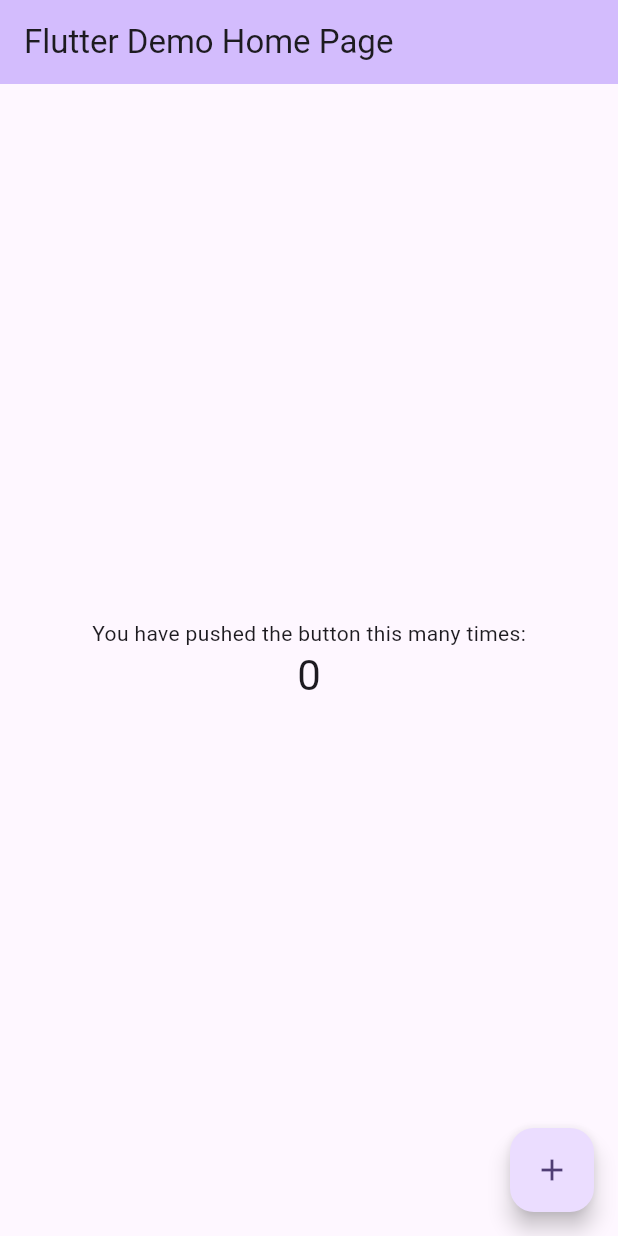
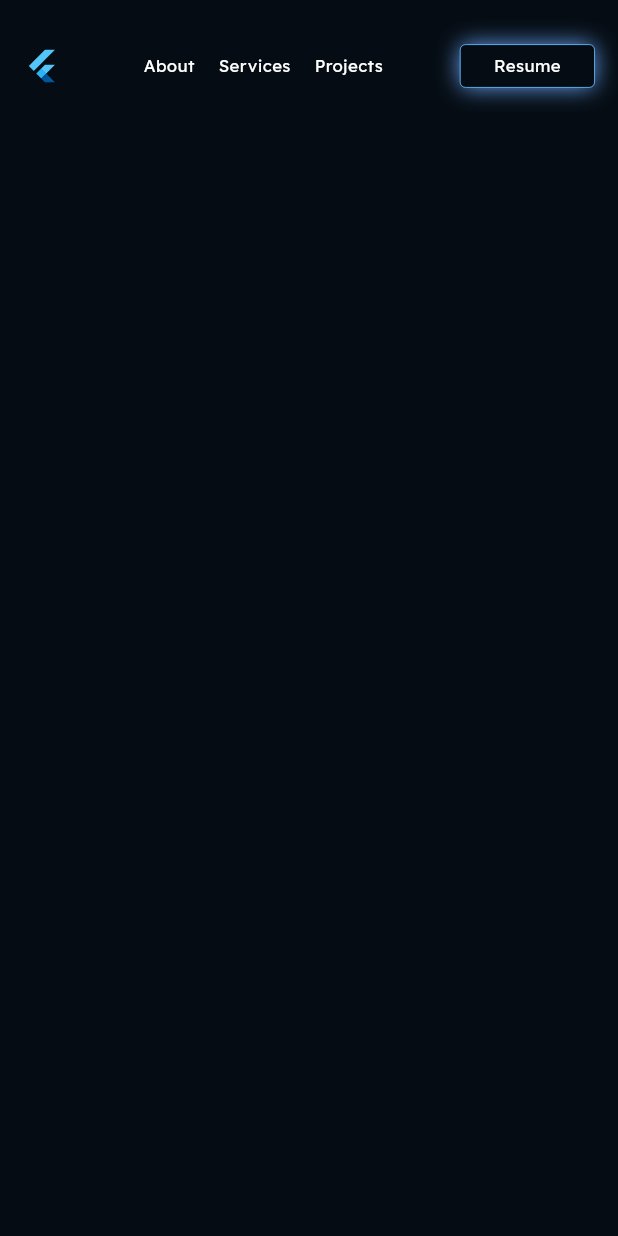
Before and after one commit to abdulmalek9/my_portfolio, a Flutter app: the screen it shows after launch, on a phone screen of 412 x 824 dp. Run offline on Flutter 3.47's test engine with Material 3 defaults, Android fonts, the phone set to English and light mode, and no system bars.

Commit message:
adding font and start building mobile layout

```diff
--- /dev/null
+++ b/lib/home_page.dart
@@ -0,0 +1,19 @@
+import 'package:flutter/material.dart';
+import 'package:my_portfolio/adaptive_layout.dart';
+import 'package:my_portfolio/layouts/mobile_layout.dart';
+
+class HomePage extends StatelessWidget {
+  const HomePage({super.key});
+
+  @override
+  Widget build(BuildContext context) {
+    return Scaffold(
+      backgroundColor: const Color(0xff050C13),
+      body: AdaptiveLayout(
+        mobileWidget: (context) => const MobileLayout(),
+        tabletWidget: (context) => const SizedBox(),
+        desktopWidgt: (context) => const SizedBox(),
+      ),
+    );
+  }
+}
--- /dev/null
+++ b/lib/layouts/mobile_layout.dart
@@ -0,0 +1,18 @@
+import 'package:flutter/material.dart';
+import 'package:my_portfolio/mobile_widget/mobile_header.dart';
+
+class MobileLayout extends StatelessWidget {
+  const MobileLayout({super.key});
+
+  @override
+  Widget build(BuildContext context) {
+    return Padding(
+      padding: const EdgeInsets.only(top: 30.0),
+      child: ListView(
+        children: const [
+          Expanded(child: MobileHeader()),
+        ],
+      ),
+    );
+  }
+}
--- a/lib/main.dart
+++ b/lib/main.dart
@@ -1,125 +1,18 @@
 import 'package:flutter/material.dart';
+import 'package:my_portfolio/home_page.dart';
 
 void main() {
-  runApp(const MyApp());
+  runApp(const MyPortfolio());
 }
 
-class MyApp extends StatelessWidget {
-  const MyApp({super.key});
+class MyPortfolio extends StatelessWidget {
+  const MyPortfolio({super.key});
 
-  // This widget is the root of your application.
   @override
   Widget build(BuildContext context) {
-    return MaterialApp(
-      title: 'Flutter Demo',
-      theme: ThemeData(
-        // This is the theme of your application.
-        //
-        // TRY THIS: Try running your application with "flutter run". You'll see
-        // the application has a purple toolbar. Then, without quitting the app,
-        // try changing the seedColor in the colorScheme below to Colors.green
-        // and then invoke "hot reload" (save your changes or press the "hot
-        // reload" button in a Flutter-supported IDE, or press "r" if you used
-        // the command line to start the app).
-        //
-        // Notice that the counter didn't reset back to zero; the application
-        // state is not lost during the reload. To reset the state, use hot
-        // restart instead.
-        //
-        // This works for code too, not just values: Most code changes can be
-        // tested with just a hot reload.
-        colorScheme: ColorScheme.fromSeed(seedColor: Colors.deepPurple),
-        useMaterial3: true,
-      ),
-      home: const MyHomePage(title: 'Flutter Demo Home Page'),
+    return const MaterialApp(
+      debugShowCheckedModeBanner: false,
+      home: HomePage(),
     );
   }
 }
-
-class MyHomePage extends StatefulWidget {
-  const MyHomePage({super.key, required this.title});
-
-  // This widget is the home page of your application. It is stateful, meaning
-  // that it has a State object (defined below) that contains fields that affect
-  // how it looks.
-
-  // This class is the configuration for the state. It holds the values (in this
-  // case the title) provided by the parent (in this case the App widget) and
-  // used by the build method of the State. Fields in a Widget subclass are
-  // always marked "final".
-
-  final String title;
-
-  @override
-  State<MyHomePage> createState() => _MyHomePageState();
-}
-
-class _MyHomePageState extends State<MyHomePage> {
-  int _counter = 0;
-
-  void _incrementCounter() {
-    setState(() {
-      // This call to setState tells the Flutter framework that something has
-      // changed in this State, which causes it to rerun the build method below
-      // so that the display can reflect the updated values. If we changed
-      // _counter without calling setState(), then the build method would not be
-      // called again, and so nothing would appear to happen.
-      _counter++;
-    });
-  }
-
-  @override
-  Widget build(BuildContext context) {
-    // This method is rerun every time setState is called, for instance as done
-    // by the _incrementCounter method above.
-    //
-    // The Flutter framework has been optimized to make rerunning build methods
-    // fast, so that you can just rebuild anything that needs updating rather
-    // than having to individually change instances of widgets.
-    return Scaffold(
-      appBar: AppBar(
-        // TRY THIS: Try changing the color here to a specific color (to
-        // Colors.amber, perhaps?) and trigger a hot reload to see the AppBar
-        // change color while the other colors stay the same.
-        backgroundColor: Theme.of(context).colorScheme.inversePrimary,
-        // Here we take the value from the MyHomePage object that was created by
-        // the App.build method, and use it to set our appbar title.
-        title: Text(widget.title),
-      ),
-      body: Center(
-        // Center is a layout widget. It takes a single child and positions it
-        // in the middle of the parent.
-        child: Column(
-          // Column is also a layout widget. It takes a list of children and
-          // arranges them vertically. By default, it sizes itself to fit its
-          // children horizontally, and tries to be as tall as its parent.
-          //
-          // Column has various properties to control how it sizes itself and
-          // how it positions its children. Here we use mainAxisAlignment to
-          // center the children vertically; the main axis here is the vertical
-          // axis because Columns are vertical (the cross axis would be
-          // horizontal).
-          //
-          // TRY THIS: Invoke "debug painting" (choose the "Toggle Debug Paint"
-          // action in the IDE, or press "p" in the console), to see the
-          // wireframe for each widget.
-          mainAxisAlignment: MainAxisAlignment.center,
-          children: <Widget>[
-            const Text(
-              'You have pushed the button this many times:',
-            ),
-            Text(
-              '$_counter',
-              style: Theme.of(context).textTheme.headlineMedium,
-            ),
-          ],
-        ),
-      ),
-      floatingActionButton: FloatingActionButton(
-        onPressed: _incrementCounter,
-        tooltip: 'Increment',
-        child: const Icon(Icons.add),
-      ), // This trailing comma makes auto-formatting nicer for build methods.
-    );
-  }
-}
--- /dev/null
+++ b/lib/mobile_widget/mobile_header.dart
@@ -0,0 +1,32 @@
+import 'package:flutter/material.dart';
+import 'package:my_portfolio/mobile_widget/resume_container.dart';
+import 'package:my_portfolio/utils/app_styles.dart';
+
+class MobileHeader extends StatelessWidget {
+  const MobileHeader({super.key});
+
+  static List headerItem = ["About", "Services", "Projects"];
+
+  @override
+  Widget build(BuildContext context) {
+    return Row(
+      crossAxisAlignment: CrossAxisAlignment.center,
+      mainAxisAlignment: MainAxisAlignment.spaceEvenly,
+      children: [
+        const FlutterLogo(),
+        const SizedBox(
+          width: 24,
+        ),
+        for (int i = 0; i < headerItem.length; i++)
+          Text(
+            headerItem[i],
+            style: AppStyles.styleRegular14(context),
+          ),
+        const SizedBox(
+          width: 20,
+        ),
+        const ResumeContainer()
+      ],
+    );
+  }
+}
--- /dev/null
+++ b/lib/mobile_widget/resume_container.dart
@@ -0,0 +1,47 @@
+import 'package:flutter/material.dart';
+import 'package:my_portfolio/utils/app_styles.dart';
+
+class ResumeContainer extends StatelessWidget {
+  const ResumeContainer({
+    super.key,
+  });
+
+  @override
+  Widget build(BuildContext context) {
+    return Flexible(
+      child: ConstrainedBox(
+        constraints: const BoxConstraints(maxHeight: 28, maxWidth: 100),
+        child: AspectRatio(
+          aspectRatio: 3.18,
+          child: Container(
+            decoration: ShapeDecoration(
+              color: const Color(0xFF050C13),
+              shape: RoundedRectangleBorder(
+                side: const BorderSide(
+                  width: 0.54,
+                  strokeAlign: BorderSide.strokeAlignOutside,
+                  color: Color(0xFF5FBCFF),
+                ),
+                borderRadius: BorderRadius.circular(3.22),
+              ),
+              shadows: const [
+                BoxShadow(
+                  color: Color(0xFF6EABFE),
+                  blurRadius: 12.90,
+                  offset: Offset(0, 0),
+                  spreadRadius: 0,
+                ),
+              ],
+            ),
+            child: Center(
+              child: Text(
+                "Resume",
+                style: AppStyles.styleRegular14(context),
+              ),
+            ),
+          ),
+        ),
+      ),
+    );
+  }
+}
```
Also changed, not shown: lib/utils/app_styles.dart (+35 -62 lines), pubspec.yaml (+8 -11 lines), assets/fonts/ReadexPro-Bold.ttf (added), assets/fonts/ReadexPro-ExtraLight.ttf (added), assets/fonts/ReadexPro-Light.ttf (added), assets/fonts/ReadexPro-Medium.ttf (added), assets/fonts/ReadexPro-Regular.ttf (added), assets/fonts/ReadexPro-SemiBold.ttf (added).
